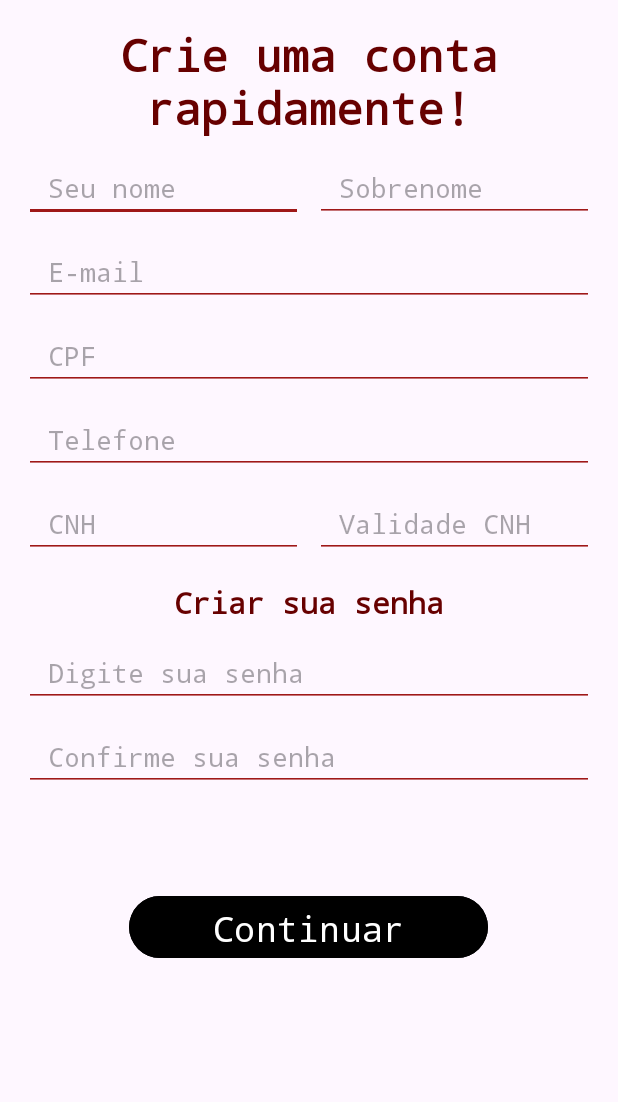
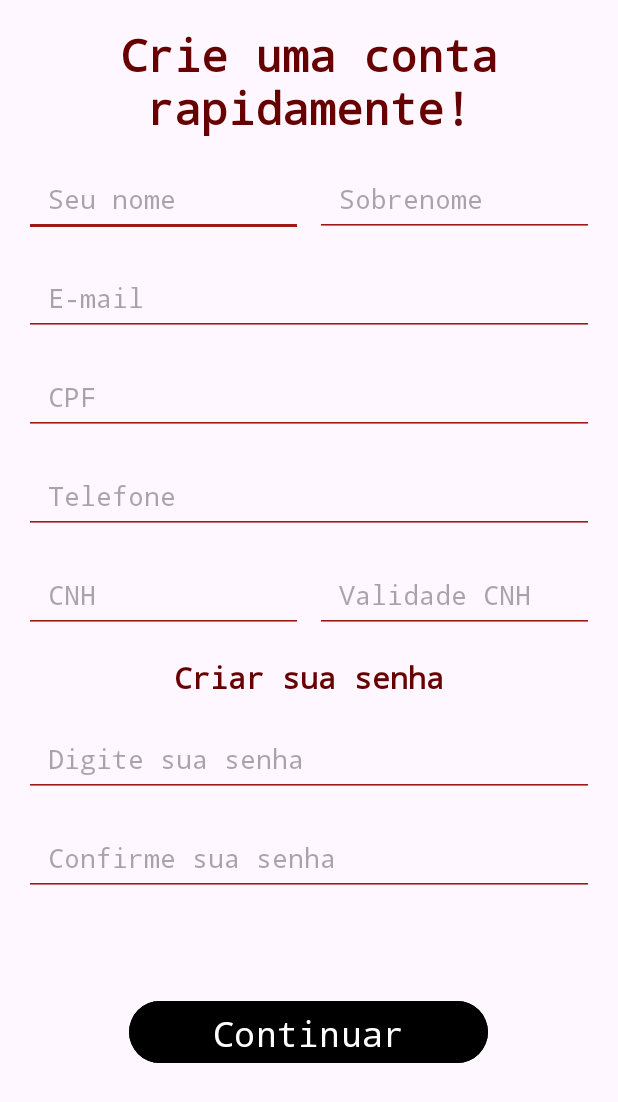
Before and after one commit to 2025-1-NCC3/Projeto12, an Android app: the CriarContaMotoristaActivity screen opened directly, with no data from a screen before it, on a phone screen of 412 x 824 dp. Shown: the top 1102 px of the screen. Run offline under Robolectric (Android 15) with nearby library versions, the light colour scheme and no system bars; Roboto replaces fonts that are not available here.

Commit message:
Personalizando formulário do motorista

```diff
--- a/src/Entrega03/frontend/app/src/main/res/layout/activity_criar_conta_motorista.xml
+++ b/src/Entrega03/frontend/app/src/main/res/layout/activity_criar_conta_motorista.xml
@@ -32,7 +32,7 @@
         <EditText
             android:id="@+id/editTextNome"
             android:layout_width="0dp"
-            android:layout_height="40dp"
+            android:layout_height="50dp"
             android:layout_weight="1"
             android:backgroundTint="@color/red"
             android:ems="10"
@@ -45,22 +45,22 @@
         <EditText
             android:id="@+id/editTextSobrenome"
             android:layout_width="0dp"
-            android:layout_height="40dp"
+            android:layout_height="50dp"
+            android:layout_marginStart="8dp"
             android:layout_weight="1"
             android:backgroundTint="@color/red"
             android:ems="10"
             android:fontFamily="monospace"
             android:hint="@string/sobrenome"
             android:inputType="text"
-            android:paddingLeft="16dp"
-            android:layout_marginStart="8dp" />
+            android:paddingLeft="16dp" />
     </LinearLayout>
 
     <!-- Email -->
     <EditText
         android:id="@+id/editTextEmail"
         android:layout_width="match_parent"
-        android:layout_height="40dp"
+        android:layout_height="50dp"
         android:backgroundTint="@color/red"
         android:ems="10"
         android:fontFamily="monospace"
@@ -73,7 +73,7 @@
     <EditText
         android:id="@+id/editTextCPF"
         android:layout_width="match_parent"
-        android:layout_height="40dp"
+        android:layout_height="50dp"
         android:backgroundTint="@color/red"
         android:ems="10"
         android:fontFamily="monospace"
@@ -86,7 +86,7 @@
     <EditText
         android:id="@+id/editTextTel"
         android:layout_width="match_parent"
-        android:layout_height="40dp"
+        android:layout_height="50dp"
         android:backgroundTint="@color/red"
         android:ems="10"
         android:fontFamily="monospace"
@@ -106,7 +106,7 @@
         <EditText
             android:id="@+id/editTextCNH"
             android:layout_width="0dp"
-            android:layout_height="40dp"
+            android:layout_height="50dp"
             android:layout_weight="1"
             android:backgroundTint="@color/red"
             android:ems="10"
@@ -119,7 +119,7 @@
         <EditText
             android:id="@+id/editTextValidade"
             android:layout_width="0dp"
-            android:layout_height="40dp"
+            android:layout_height="50dp"
             android:layout_weight="1"
             android:backgroundTint="@color/red"
             android:ems="10"
@@ -147,7 +147,7 @@
     <EditText
         android:id="@+id/editTextDigitaSenha"
         android:layout_width="match_parent"
-        android:layout_height="40dp"
+        android:layout_height="50dp"
         android:backgroundTint="@color/red"
         android:ems="10"
         android:fontFamily="monospace"
@@ -160,7 +160,7 @@
     <EditText
         android:id="@+id/editTextNovamente"
         android:layout_width="match_parent"
-        android:layout_height="40dp"
+        android:layout_height="50dp"
         android:backgroundTint="@color/red"
         android:ems="10"
         android:fontFamily="monospace"
```
